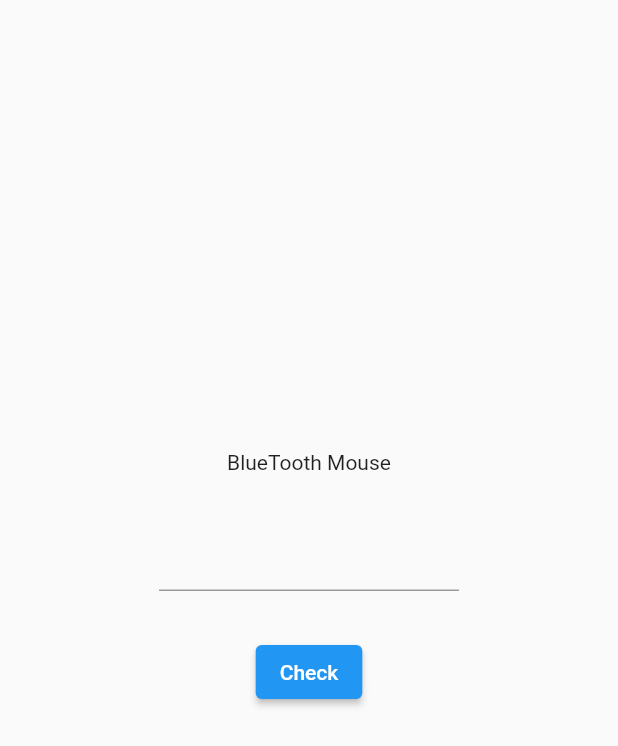
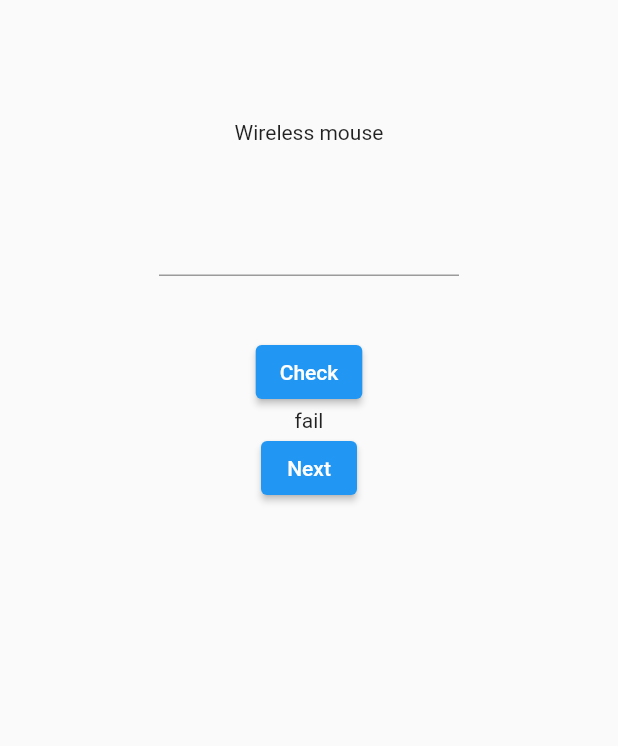
Before and after one commit to Khang16/thu, a Flutter app: the screen it shows after launch, after a tap on "Check", on a phone screen of 412 x 824 dp. Shown: the top 746 px of the screen. Run offline on Flutter 3.47's test engine with Material 2 defaults, Android fonts, the light colour scheme and no system bars.

Commit message:
thay đổi

```diff
--- a/taoapp/lib/main.dart
+++ b/taoapp/lib/main.dart
@@ -7,16 +7,40 @@ void main() {
 
 class MyApp extends StatelessWidget {
   const MyApp({Key? key}) : super(key: key);
+
   @override
   Widget build(BuildContext context) {
-    return Material(
-      child: MaterialApp(
-          title: 'Hãy chọn giá đúng',
-          theme: ThemeData(
-            primarySwatch: Colors.blue,
-          ),
-          debugShowCheckedModeBanner: false,
-          home: const HomePage()),
+    return MaterialApp(
+      //material và materialapp đều dngf để xây dựng giao diện người dùng theo phong cách googele
+      /*
+      - MaterialApp cung cấp 1 cách tạo các đường dẫn thông qua Navigator
+      - Material được sử dụng để tạo button, text filed, checkbox,radio button, card
+    */
+      /*
+        Container: widget đơn giản nhất để chứa các thành phần UI khác, được sử dụng để tạo khung cho một phần của giao diện.
+
+        Text: widget để hiển thị văn bản trên màn hình.
+
+        Image: widget để hiển thị hình ảnh trên màn hình.
+
+        ListView: widget để tạo danh sách các phần tử có thể cuộn được.
+
+        RaisedButton và FlatButton: các widget nút để thực hiện hành động khi được nhấn.
+
+        TextField: widget để chấp nhận đầu vào từ người dùng.
+
+        Icon: widget để hiển thị biểu tượng trên màn hình.
+
+        Checkbox và Radio: các widget để chọn tùy chọn trong danh sách.
+
+        Card: widget để tạo các khung chứa chứa các thành phần UI khác.
+     */
+      title: 'Name Your Price',
+      theme: ThemeData(
+        primarySwatch: Colors.blue,
+      ),
+      debugShowCheckedModeBanner: false,
+      home: const HomePage(),
     );
   }
 }
--- a/taoapp/lib/page/home_page.dart
+++ b/taoapp/lib/page/home_page.dart
@@ -3,31 +3,101 @@ import 'package:flutter/services.dart';
 import 'package:flutter/src/widgets/framework.dart';
 import 'package:flutter/src/widgets/placeholder.dart';
 
-class HomePage extends StatelessWidget {
-  const HomePage({super.key});
+class ProductInfo {
+  final String name;
+  final int price;
+
+  ProductInfo(this.name, this.price);
+}
+
+final products = [
+  ProductInfo('Wireless mouse', 3),
+  ProductInfo('Keyboard', 5),
+  ProductInfo('Camera', 8),
+  ProductInfo('Speaker', 4),
+  ProductInfo('iPad', 1000),
+];
+
+class HomePage extends StatefulWidget {
+  const HomePage({Key? key}) : super(key: key);
+
+  @override
+  State<HomePage> createState() => _HomePageState();
+}
+
+class _HomePageState extends State<HomePage> {
+  int _currentProductIndex = 0;
+  int? _inputtedPrice;
+  String _result = '';
 
   @override
   Widget build(BuildContext context) {
     return Scaffold(
-      // ignore: prefer_const_literals_to_create_immutables
+      // Scaffold dùng để xây dựng trang web
+      // Scaffold bao gồm :
+      // body (nội dung chính của màn hình)
+      //appBar (thanh đầu trang)
+      //bottomNavigationBar (thanh điều hướng dưới cùng)
+      //drawer (khung chứa menu bên trái)
       body: Center(
         child: Column(
           children: [
-            const Padding(padding: EdgeInsets.only(top: 300)),
-            const Text("BlueTooth Mouse"),
-            const Padding(padding: EdgeInsets.only(top: 30)),
+            const Padding(padding: EdgeInsets.only(top: 80)),
+            Text(products[_currentProductIndex].name),
+            const Padding(padding: EdgeInsets.only(top: 40)),
             SizedBox(
               width: 200,
               child: TextField(
+                key: const Key('priceInput'),
                 keyboardType: TextInputType.number,
                 inputFormatters: [FilteringTextInputFormatter.digitsOnly],
+                /*
+                  inputFormatters là một thuộc tính của các widget như TextField hoặc TextFormField
+                  được sử dụng để giới hạn và định dạng đầu vào của người dùng.
+
+                  -FilteringTextInputFormatter.digitsOnly sử dụng để giới hạn đầu vapf của user chit chứa các số tuwd 0->9
+
+                */
+                onChanged: (value) {
+                  _inputtedPrice = int.tryParse(value);
+                },
               ),
             ),
-            const Padding(padding: EdgeInsets.only(top: 30)),
+            const Padding(padding: EdgeInsets.only(top: 40)),
             ElevatedButton(
-              onPressed: () {},
+              onPressed: () {
+                setState(() {
+                  _result =
+                      _inputtedPrice == products[_currentProductIndex].price
+                          ? 'pass'
+                          : 'fail';
+                });
+              },
               child: const Text('Check'),
-            )
+            ),
+            Visibility(
+              visible: _result.isNotEmpty,
+              child: Text(
+                _result,
+                key: const Key('result'),
+                /*Khi bạn viết một test widget, bạn có thể sử dụng Key để tìm
+                và truy cập một widget cụ thể trong tree widget. */
+              ),
+            ),
+            Visibility(
+              visible: _result.isNotEmpty,
+              child: ElevatedButton(
+                onPressed: () {
+                  setState(() {
+                    _result = '';
+                    if (_currentProductIndex < 4) {
+                      _currentProductIndex++;
+                    }
+                  });
+                },
+                child: const Text('Next'),
+              ),
+            ),
           ],
         ),
       ),
```
Also changed, not shown: 1 other file.
